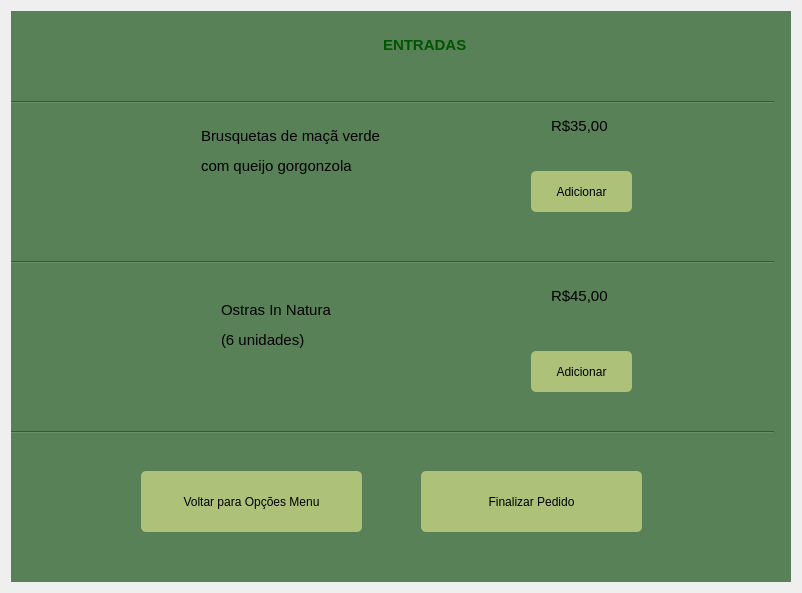
This is telas_qt/janela_entradas.ui in lauraprass/aplicativo_de_pedidos_para_restaurante as Qt 5 draws it before an edit. The edited form follows.
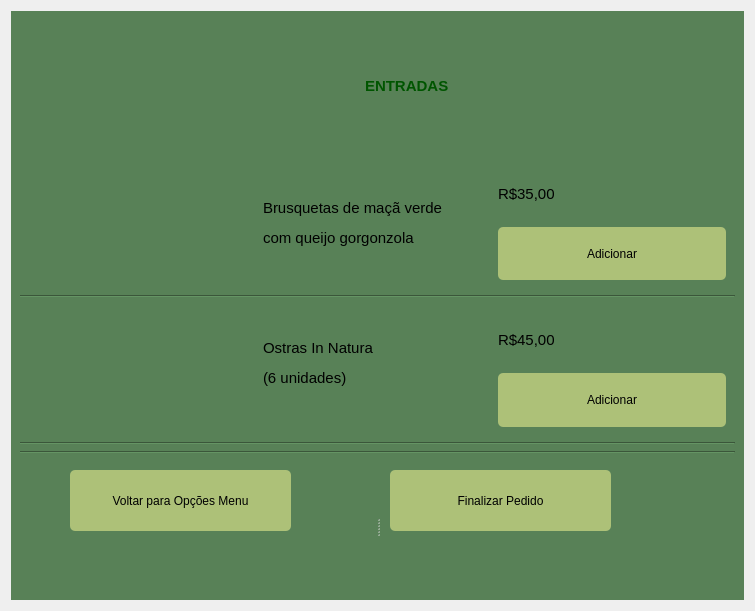
This is the edited form. Icons and pictures are not drawn.

Diff of the .ui file:
```diff
--- a/telas_qt/janela_entradas.ui
+++ b/telas_qt/janela_entradas.ui
@@ -6,8 +6,8 @@
    <rect>
     <x>0</x>
     <y>0</y>
-    <width>802</width>
-    <height>593</height>
+    <width>755</width>
+    <height>611</height>
    </rect>
   </property>
   <property name="windowTitle">
@@ -26,64 +26,25 @@
       <string notr="true">background-color: #588157; 
 </string>
      </property>
-     <widget class="Line" name="linha_dois">
-      <property name="geometry">
-       <rect>
-        <x>0</x>
-        <y>250</y>
-        <width>763</width>
-        <height>3</height>
-       </rect>
-      </property>
-      <property name="orientation">
-       <enum>Qt::Horizontal</enum>
-      </property>
-     </widget>
-     <widget class="Line" name="linha_um">
-      <property name="geometry">
-       <rect>
-        <x>0</x>
-        <y>90</y>
-        <width>763</width>
-        <height>3</height>
-       </rect>
-      </property>
-      <property name="orientation">
-       <enum>Qt::Horizontal</enum>
-      </property>
-     </widget>
-     <widget class="Line" name="linha_tres">
-      <property name="geometry">
-       <rect>
-        <x>0</x>
-        <y>420</y>
-        <width>763</width>
-        <height>3</height>
-       </rect>
-      </property>
-      <property name="orientation">
-       <enum>Qt::Horizontal</enum>
-      </property>
-     </widget>
+     <layout class="QVBoxLayout" name="verticalLayout_2">
+      <item>
      <widget class="QWidget" name="widget_entradas" native="true">
-      <property name="geometry">
-       <rect>
-        <x>46</x>
-        <y>10</y>
-        <width>711</width>
-        <height>48</height>
-       </rect>
-      </property>
-      <widget class="QWidget" name="">
-       <property name="geometry">
-        <rect>
-         <x>240</x>
-         <y>10</y>
-         <width>170</width>
-         <height>28</height>
-        </rect>
-       </property>
-       <layout class="QHBoxLayout" name="horizontalLayout">
+        <layout class="QHBoxLayout" name="horizontalLayout_4">
+         <item>
+          <spacer name="horizontalSpacer_2">
+           <property name="orientation">
+            <enum>Qt::Horizontal</enum>
+           </property>
+           <property name="sizeHint" stdset="0">
+            <size>
+             <width>265</width>
+             <height>20</height>
+            </size>
+           </property>
+          </spacer>
+         </item>
+         <item>
+          <layout class="QHBoxLayout" name="horizontalLayout_3">
         <item>
          <widget class="QLabel" name="label">
           <property name="minimumSize">
@@ -114,59 +75,28 @@
          </widget>
         </item>
        </layout>
-      </widget>
-     </widget>
+         </item>
+         <item>
+          <spacer name="horizontalSpacer_3">
+           <property name="orientation">
+            <enum>Qt::Horizontal</enum>
+           </property>
+           <property name="sizeHint" stdset="0">
+            <size>
+             <width>265</width>
+             <height>20</height>
+            </size>
+           </property>
+          </spacer>
+         </item>
+        </layout>
+       </widget>
+      </item>
+      <item>
      <widget class="QWidget" name="widget_brusqueta" native="true">
-      <property name="geometry">
-       <rect>
-        <x>10</x>
-        <y>90</y>
-        <width>631</width>
-        <height>161</height>
-       </rect>
-      </property>
-      <widget class="QLabel" name="lbl_info_brusqueta">
-       <property name="geometry">
-        <rect>
-         <x>180</x>
-         <y>20</y>
-         <width>211</width>
-         <height>61</height>
-        </rect>
-       </property>
-       <property name="text">
-        <string>&lt;html&gt;&lt;head/&gt;&lt;body&gt;&lt;p&gt;&lt;span style=&quot; font-size:11pt;&quot;&gt;Brusquetas de maçã verde &lt;/span&gt;&lt;/p&gt;&lt;p&gt;&lt;span style=&quot; font-size:11pt;&quot;&gt;com queijo gorgonzola&lt;/span&gt;&lt;/p&gt;&lt;/body&gt;&lt;/html&gt;</string>
-       </property>
-      </widget>
-      <widget class="QPushButton" name="btn_adicionar_brusqueta">
-       <property name="geometry">
-        <rect>
-         <x>510</x>
-         <y>70</y>
-         <width>101</width>
-         <height>41</height>
-        </rect>
-       </property>
-       <property name="styleSheet">
-        <string notr="true">background-color: #adc178; 
-font: 75 8pt &quot;MS Shell Dlg 2&quot;;
-font: 75 10pt &quot;MS Shell Dlg 2&quot;;
-border-radius: 5px;
-</string>
-       </property>
-       <property name="text">
-        <string>Adicionar</string>
-       </property>
-      </widget>
+        <layout class="QHBoxLayout" name="horizontalLayout_2">
+         <item>
       <widget class="QLabel" name="lbl_imagem_brusqueta">
-       <property name="geometry">
-        <rect>
-         <x>0</x>
-         <y>10</y>
-         <width>151</width>
-         <height>141</height>
-        </rect>
-       </property>
        <property name="styleSheet">
         <string notr="true">image: url(:/icon/entrada brusqueta.png);</string>
        </property>
@@ -174,38 +104,31 @@
         <string/>
        </property>
       </widget>
+         </item>
+         <item>
+          <widget class="QLabel" name="lbl_info_brusqueta">
+           <property name="text">
+            <string>&lt;html&gt;&lt;head/&gt;&lt;body&gt;&lt;p&gt;&lt;span style=&quot; font-size:11pt;&quot;&gt;Brusquetas de maçã verde &lt;/span&gt;&lt;/p&gt;&lt;p&gt;&lt;span style=&quot; font-size:11pt;&quot;&gt;com queijo gorgonzola&lt;/span&gt;&lt;/p&gt;&lt;/body&gt;&lt;/html&gt;</string>
+           </property>
+          </widget>
+         </item>
+         <item>
+          <layout class="QVBoxLayout" name="verticalLayout_4">
+           <item>
       <widget class="QLabel" name="lbl_preco_brusqueta">
-       <property name="geometry">
-        <rect>
-         <x>530</x>
-         <y>10</y>
-         <width>81</width>
-         <height>31</height>
-        </rect>
-       </property>
        <property name="text">
         <string>&lt;html&gt;&lt;head/&gt;&lt;body&gt;&lt;p&gt;&lt;span style=&quot; font-size:11pt;&quot;&gt;R$35,00&lt;/span&gt;&lt;/p&gt;&lt;/body&gt;&lt;/html&gt;</string>
        </property>
       </widget>
-     </widget>
-     <widget class="QWidget" name="widget_voltar" native="true">
-      <property name="geometry">
-       <rect>
-        <x>80</x>
-        <y>450</y>
-        <width>301</width>
-        <height>80</height>
-       </rect>
-      </property>
-      <widget class="QPushButton" name="btn_voltar_opcoes_menu">
-       <property name="geometry">
-        <rect>
-         <x>50</x>
-         <y>10</y>
-         <width>221</width>
-         <height>61</height>
-        </rect>
-       </property>
+           </item>
+           <item>
+            <widget class="QPushButton" name="btn_adicionar_brusqueta">
+             <property name="sizePolicy">
+              <sizepolicy hsizetype="Preferred" vsizetype="Preferred">
+               <horstretch>0</horstretch>
+               <verstretch>0</verstretch>
+              </sizepolicy>
+             </property>
        <property name="styleSheet">
         <string notr="true">background-color: #adc178; 
 font: 75 8pt &quot;MS Shell Dlg 2&quot;;
@@ -214,58 +137,27 @@
 </string>
        </property>
        <property name="text">
-        <string>Voltar para Opções Menu</string>
-       </property>
-      </widget>
-     </widget>
-     <widget class="QWidget" name="widget_finalizar" native="true">
-      <property name="geometry">
-       <rect>
-        <x>400</x>
-        <y>450</y>
-        <width>251</width>
-        <height>81</height>
-       </rect>
-      </property>
-      <widget class="QPushButton" name="btn_finalizar_pedido_entrada">
-       <property name="geometry">
-        <rect>
-         <x>10</x>
-         <y>10</y>
-         <width>221</width>
-         <height>61</height>
-        </rect>
-       </property>
-       <property name="styleSheet">
-        <string notr="true">background-color: #adc178; 
-font: 75 8pt &quot;MS Shell Dlg 2&quot;;
-font: 75 10pt &quot;MS Shell Dlg 2&quot;;
-border-radius: 5px;
-</string>
-       </property>
-       <property name="text">
-        <string>Finalizar Pedido</string>
-       </property>
-      </widget>
-     </widget>
+              <string>Adicionar</string>
+             </property>
+            </widget>
+           </item>
+          </layout>
+         </item>
+        </layout>
+       </widget>
+      </item>
+      <item>
+       <widget class="Line" name="linha_um">
+        <property name="orientation">
+         <enum>Qt::Horizontal</enum>
+        </property>
+       </widget>
+      </item>
+      <item>
      <widget class="QWidget" name="widget_ostra" native="true">
-      <property name="geometry">
-       <rect>
-        <x>10</x>
-        <y>250</y>
-        <width>631</width>
-        <height>181</height>
-       </rect>
-      </property>
+        <layout class="QHBoxLayout" name="horizontalLayout">
+         <item>
       <widget class="QLabel" name="lbl_imagem_ostra">
-       <property name="geometry">
-        <rect>
-         <x>10</x>
-         <y>20</y>
-         <width>151</width>
-         <height>141</height>
-        </rect>
-       </property>
        <property name="styleSheet">
         <string notr="true">image: url(:/icon/ostra in natura.png);
 </string>
@@ -274,53 +166,114 @@
         <string/>
        </property>
       </widget>
+         </item>
+         <item>
       <widget class="QLabel" name="lbl_info_ostra">
-       <property name="geometry">
-        <rect>
-         <x>200</x>
-         <y>40</y>
-         <width>141</width>
-         <height>61</height>
-        </rect>
-       </property>
        <property name="text">
         <string>&lt;html&gt;&lt;head/&gt;&lt;body&gt;&lt;p&gt;&lt;span style=&quot; font-size:11pt;&quot;&gt;Ostras In Natura&lt;/span&gt;&lt;/p&gt;&lt;p&gt;&lt;span style=&quot; font-size:11pt;&quot;&gt;(6 unidades)&lt;/span&gt;&lt;br/&gt;&lt;/p&gt;&lt;/body&gt;&lt;/html&gt;</string>
        </property>
       </widget>
-      <widget class="QPushButton" name="btn_adicionar_ostra">
-       <property name="geometry">
-        <rect>
-         <x>510</x>
-         <y>90</y>
-         <width>101</width>
-         <height>41</height>
-        </rect>
-       </property>
-       <property name="styleSheet">
-        <string notr="true">background-color: #adc178; 
-font: 75 8pt &quot;MS Shell Dlg 2&quot;;
-font: 75 10pt &quot;MS Shell Dlg 2&quot;;
-border-radius: 5px;
-</string>
-       </property>
-       <property name="text">
-        <string>Adicionar</string>
-       </property>
-      </widget>
+         </item>
+         <item>
+          <layout class="QVBoxLayout" name="verticalLayout_3">
+           <item>
       <widget class="QLabel" name="lbl_preco_ostra">
-       <property name="geometry">
-        <rect>
-         <x>530</x>
-         <y>20</y>
-         <width>81</width>
-         <height>31</height>
-        </rect>
-       </property>
        <property name="text">
         <string>&lt;html&gt;&lt;head/&gt;&lt;body&gt;&lt;p&gt;&lt;span style=&quot; font-size:11pt;&quot;&gt;R$45,00&lt;/span&gt;&lt;/p&gt;&lt;/body&gt;&lt;/html&gt;</string>
        </property>
       </widget>
-     </widget>
+           </item>
+           <item>
+            <widget class="QPushButton" name="btn_adicionar_ostra">
+             <property name="sizePolicy">
+              <sizepolicy hsizetype="Minimum" vsizetype="Preferred">
+               <horstretch>0</horstretch>
+               <verstretch>0</verstretch>
+              </sizepolicy>
+             </property>
+             <property name="styleSheet">
+              <string notr="true">background-color: #adc178; 
+font: 75 8pt &quot;MS Shell Dlg 2&quot;;
+font: 75 10pt &quot;MS Shell Dlg 2&quot;;
+border-radius: 5px;
+</string>
+             </property>
+             <property name="text">
+              <string>Adicionar</string>
+             </property>
+            </widget>
+           </item>
+          </layout>
+         </item>
+        </layout>
+       </widget>
+      </item>
+      <item>
+       <widget class="Line" name="linha_dois">
+        <property name="orientation">
+         <enum>Qt::Horizontal</enum>
+        </property>
+       </widget>
+      </item>
+      <item>
+       <widget class="Line" name="linha_tres">
+        <property name="orientation">
+         <enum>Qt::Horizontal</enum>
+        </property>
+       </widget>
+      </item>
+      <item>
+       <widget class="QSplitter" name="splitter">
+        <property name="orientation">
+         <enum>Qt::Horizontal</enum>
+        </property>
+        <widget class="QWidget" name="widget_voltar" native="true">
+         <widget class="QPushButton" name="btn_voltar_opcoes_menu">
+          <property name="geometry">
+           <rect>
+            <x>50</x>
+            <y>10</y>
+            <width>221</width>
+            <height>61</height>
+           </rect>
+          </property>
+          <property name="styleSheet">
+           <string notr="true">background-color: #adc178; 
+font: 75 8pt &quot;MS Shell Dlg 2&quot;;
+font: 75 10pt &quot;MS Shell Dlg 2&quot;;
+border-radius: 5px;
+</string>
+          </property>
+          <property name="text">
+           <string>Voltar para Opções Menu</string>
+          </property>
+         </widget>
+        </widget>
+        <widget class="QWidget" name="widget_finalizar" native="true">
+         <widget class="QPushButton" name="btn_finalizar_pedido_entrada">
+          <property name="geometry">
+           <rect>
+            <x>10</x>
+            <y>10</y>
+            <width>221</width>
+            <height>61</height>
+           </rect>
+          </property>
+          <property name="styleSheet">
+           <string notr="true">background-color: #adc178; 
+font: 75 8pt &quot;MS Shell Dlg 2&quot;;
+font: 75 10pt &quot;MS Shell Dlg 2&quot;;
+border-radius: 5px;
+</string>
+          </property>
+          <property name="text">
+           <string>Finalizar Pedido</string>
+          </property>
+         </widget>
+        </widget>
+       </widget>
+      </item>
+     </layout>
      <zorder>widget_ostra</zorder>
      <zorder>widget_finalizar</zorder>
      <zorder>widget_voltar</zorder>
```
Left out of the diff: 3 changed lines with no effect on the pictures. Lines whose indentation alone changed are shown as unchanged.
